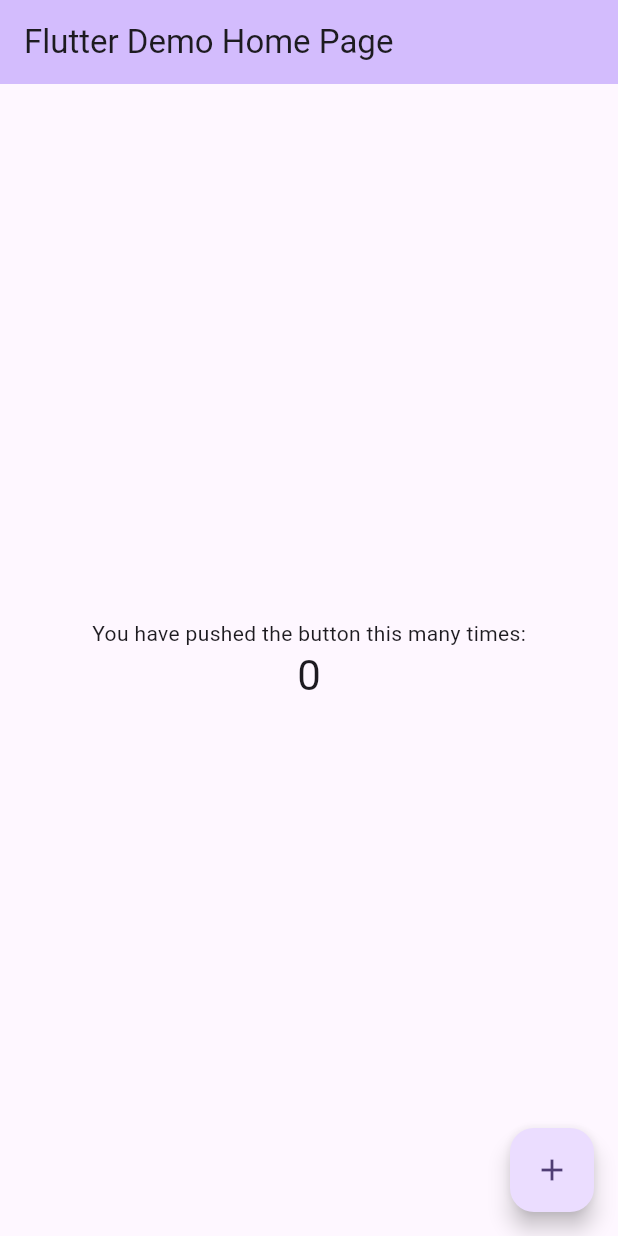
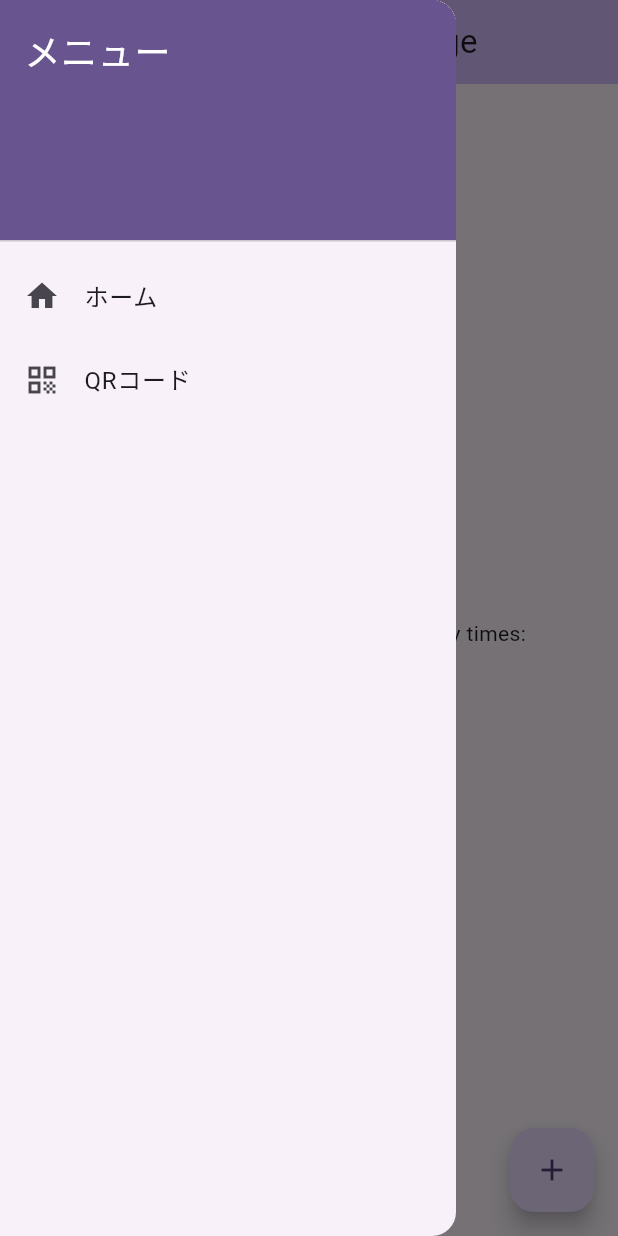
Before and after one commit to nagisa-laughcraft/flutter-sample, a Flutter app: the screen it shows after launch, with the side drawer open (before the commit the screen has no drawer), on a phone screen of 412 x 824 dp. Run offline on Flutter 3.47's test engine with Material 3 defaults, Android fonts, the phone set to English and light mode, and no system bars; missing offline and left inert: mobile_scanner.

Commit message:
add qr_code read

```diff
--- a/lib/main.dart
+++ b/lib/main.dart
@@ -1,4 +1,5 @@
 import 'package:flutter/material.dart';
+import 'screens/qr_scanner_screen.dart';
 
 void main() {
   runApp(const MyApp());
@@ -7,27 +8,27 @@ void main() {
 class MyApp extends StatelessWidget {
   const MyApp({super.key});
 
-  // This widget is the root of your application.
+  // このウィジェットはアプリケーションのルートとなります
   @override
   Widget build(BuildContext context) {
     return MaterialApp(
       title: 'Flutter Demo',
       theme: ThemeData(
-        // This is the theme of your application.
+        // これはあなたのアプリケーションのテーマです
         //
-        // TRY THIS: Try running your application with "flutter run". You'll see
-        // the application has a purple toolbar. Then, without quitting the app,
-        // try changing the seedColor in the colorScheme below to Colors.green
-        // and then invoke "hot reload" (save your changes or press the "hot
-        // reload" button in a Flutter-supported IDE, or press "r" if you used
-        // the command line to start the app).
+        // 試してみましょう：アプリケーションを "flutter run" で実行してみてください。
+        // アプリケーションの上部バーが紫色になっているのが確認できます。
+        // アプリを終了せずに、以下のcolorSchemeのseedColorをColors.greenに
+        // 変更して、"ホットリロード"を実行してみてください
+        //（Flutter対応のIDEで変更を保存するか"ホットリロード"ボタンを押すか、
+        // コマンドラインでアプリを起動した場合は"r"を押してください）。
         //
-        // Notice that the counter didn't reset back to zero; the application
-        // state is not lost during the reload. To reset the state, use hot
-        // restart instead.
+        // カウンターが0にリセットされないことに注目してください。
+        // アプリケーションの状態はリロード中も失われません。
+        // 状態をリセットするには、代わりにホットリスタートを使用してください。
         //
-        // This works for code too, not just values: Most code changes can be
-        // tested with just a hot reload.
+        // これは値だけでなく、コードの変更にも適用されます：
+        // ほとんどのコードの変更はホットリロードだけでテストできます。
         colorScheme: ColorScheme.fromSeed(seedColor: Colors.deepPurple),
       ),
       home: const MyHomePage(title: 'Flutter Demo Home Page'),
@@ -38,14 +39,13 @@ class MyApp extends StatelessWidget {
 class MyHomePage extends StatefulWidget {
   const MyHomePage({super.key, required this.title});
 
-  // This widget is the home page of your application. It is stateful, meaning
-  // that it has a State object (defined below) that contains fields that affect
-  // how it looks.
+  // このウィジェットはアプリケーションのホームページです。
+  // これはStatefulです。つまり、見た目に影響を与えるフィールドを含む
+  // Stateオブジェクト（以下で定義）を持っているということです。
 
-  // This class is the configuration for the state. It holds the values (in this
-  // case the title) provided by the parent (in this case the App widget) and
-  // used by the build method of the State. Fields in a Widget subclass are
-  // always marked "final".
+  // このクラスは状態の設定を行います。親（この場合はAppウィジェット）から
+  // 提供された値（この場合はtitle）を保持し、それはStateのbuildメソッドで
+  // 使用されます。Widgetサブクラスのフィールドは常に"final"とマークされます。
 
   final String title;
 
@@ -55,53 +55,88 @@ class MyHomePage extends StatefulWidget {
 
 class _MyHomePageState extends State<MyHomePage> {
   int _counter = 0;
+  final GlobalKey<ScaffoldState> _scaffoldKey = GlobalKey<ScaffoldState>();
 
   void _incrementCounter() {
     setState(() {
-      // This call to setState tells the Flutter framework that something has
-      // changed in this State, which causes it to rerun the build method below
-      // so that the display can reflect the updated values. If we changed
-      // _counter without calling setState(), then the build method would not be
-      // called again, and so nothing would appear to happen.
+      // setStateを呼び出すことで、このStateで何かが変更されたことを
+      // Flutterフレームワークに伝えます。これにより、下のbuildメソッドが
+      // 再実行され、表示が更新された値を反映します。もしsetState()を
+      // 呼び出さずに_counterを変更した場合、buildメソッドは再度呼び出されず、
+      // 何も変化が起きないように見えます。
       _counter++;
     });
   }
 
   @override
   Widget build(BuildContext context) {
-    // This method is rerun every time setState is called, for instance as done
-    // by the _incrementCounter method above.
+    // このメソッドは、setStateが呼び出されるたびに再実行されます。
+    // 例えば、上記の_incrementCounterメソッドによって呼び出されます。
     //
-    // The Flutter framework has been optimized to make rerunning build methods
-    // fast, so that you can just rebuild anything that needs updating rather
-    // than having to individually change instances of widgets.
+    // Flutterフレームワークは、buildメソッドの再実行を最適化するように設計されています。
+    // そのため、個々のウィジェットのインスタンスを個別に変更する必要はなく、
+    // 更新が必要なものを再構築するだけで済みます。
     return Scaffold(
+      key: _scaffoldKey,
       appBar: AppBar(
-        // TRY THIS: Try changing the color here to a specific color (to
-        // Colors.amber, perhaps?) and trigger a hot reload to see the AppBar
-        // change color while the other colors stay the same.
         backgroundColor: Theme.of(context).colorScheme.inversePrimary,
-        // Here we take the value from the MyHomePage object that was created by
-        // the App.build method, and use it to set our appbar title.
         title: Text(widget.title),
       ),
+      drawer: Drawer(
+        child: ListView(
+          padding: EdgeInsets.zero,
+          children: [
+            DrawerHeader(
+              decoration: BoxDecoration(
+                color: Theme.of(context).colorScheme.primary,
+              ),
+              child: const Text(
+                'メニュー',
+                style: TextStyle(color: Colors.white, fontSize: 24),
+              ),
+            ),
+            ListTile(
+              leading: const Icon(Icons.home),
+              title: const Text('ホーム'),
+              onTap: () {
+                Navigator.pop(context); // Drawerを閉じる
+              },
+            ),
+            ListTile(
+              leading: const Icon(Icons.qr_code),
+              title: const Text('QRコード'),
+              onTap: () {
+                // 一旦ドロワーを閉じる
+                Navigator.pop(context);
+                // QRスキャナー画面に遷移
+                Navigator.push(
+                  context,
+                  MaterialPageRoute(
+                    builder: (context) => const QRScannerScreen(),
+                  ),
+                );
+              },
+            ),
+          ],
+        ),
+      ),
       body: Center(
-        // Center is a layout widget. It takes a single child and positions it
-        // in the middle of the parent.
+        // Centerはレイアウトウィジェットです。単一の子要素を受け取り、
+        // 親の中央に配置します。
         child: Column(
-          // Column is also a layout widget. It takes a list of children and
-          // arranges them vertically. By default, it sizes itself to fit its
-          // children horizontally, and tries to be as tall as its parent.
+          // Columnもレイアウトウィジェットです。子要素のリストを受け取り、
+          // それらを垂直に配置します。デフォルトでは、水平方向に子要素に
+          // フィットするようにサイズを調整し、親の高さいっぱいに広がろうとします。
           //
-          // Column has various properties to control how it sizes itself and
-          // how it positions its children. Here we use mainAxisAlignment to
-          // center the children vertically; the main axis here is the vertical
-          // axis because Columns are vertical (the cross axis would be
-          // horizontal).
+          // Columnには、サイズ調整方法や子要素の配置方法を制御するための
+          // さまざまなプロパティがあります。ここではmainAxisAlignmentを使用して
+          // 子要素を垂直方向に中央揃えにしています。Columnは垂直なので、
+          // メイン軸は垂直軸です（クロス軸は水平軸になります）。
           //
-          // TRY THIS: Invoke "debug painting" (choose the "Toggle Debug Paint"
-          // action in the IDE, or press "p" in the console), to see the
-          // wireframe for each widget.
+          // 試してみましょう：「デバッグペイント」を有効にしてみてください
+          //（IDEで「Toggle Debug Paint」アクションを選択するか、
+          // コンソールで「p」を押します）。各ウィジェットのワイヤーフレームが
+          // 表示されます。
           mainAxisAlignment: MainAxisAlignment.center,
           children: <Widget>[
             const Text('You have pushed the button this many times:'),
@@ -116,7 +151,7 @@ class _MyHomePageState extends State<MyHomePage> {
         onPressed: _incrementCounter,
         tooltip: 'Increment',
         child: const Icon(Icons.add),
-      ), // This trailing comma makes auto-formatting nicer for build methods.
+      ), // この末尾のカンマは、buildメソッドの自動フォーマットを見やすくします。
     );
   }
 }
--- a/pubspec.yaml
+++ b/pubspec.yaml
@@ -34,6 +34,7 @@ dependencies:
   # The following adds the Cupertino Icons font to your application.
   # Use with the CupertinoIcons class for iOS style icons.
   cupertino_icons: ^1.0.8
+  mobile_scanner: ^3.5.6
 
 dev_dependencies:
   flutter_test:
```
Also changed, not shown: lib/screens/qr_scanner_screen.dart (added, +30 -0 lines), pubspec.lock, 9 other files.
